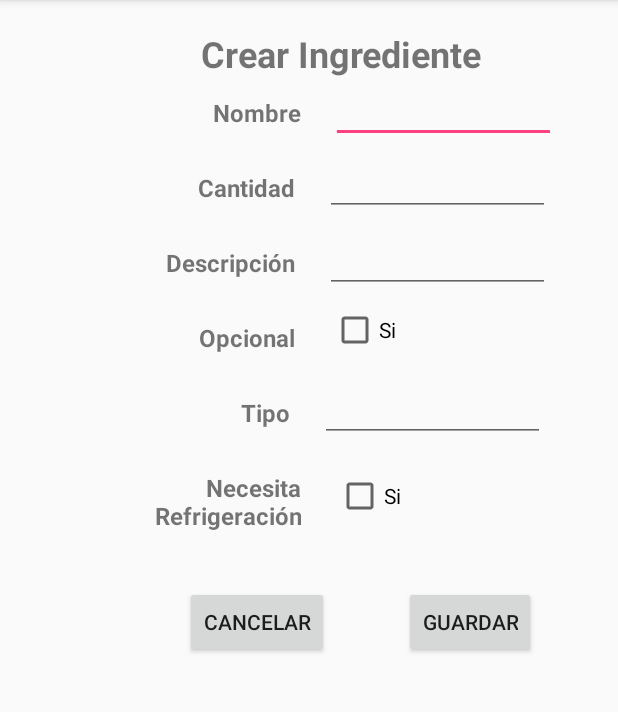
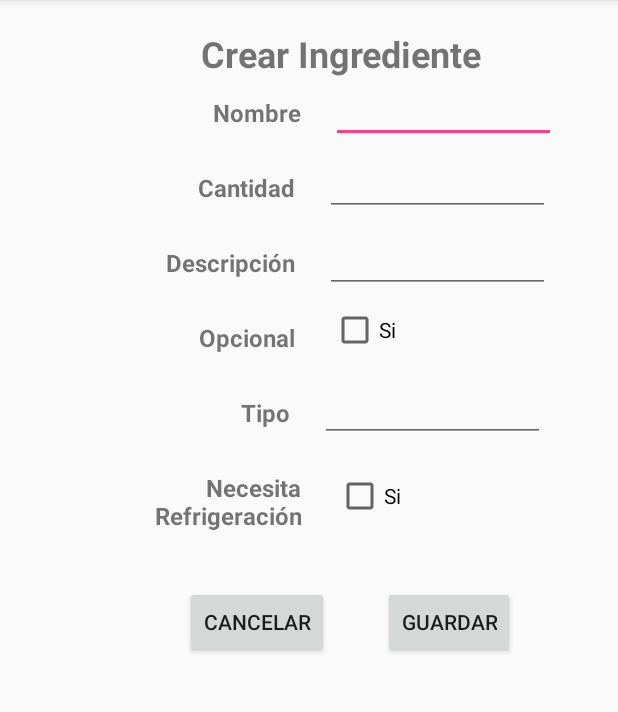
Before and after one commit to darwinguz/AppMov2018A-ExamenBimestral, an Android app: the CrearIngredienteActivity screen opened directly, with no data from a screen before it, on a phone screen of 412 x 824 dp, the part 84-796 px from its top. Run offline under Robolectric (Android 15) with nearby library versions, the phone set to English and light mode, and no system bars.

Commit message:
Aplicacion 100% internacionalizada al ingles

```diff
--- a/app/src/main/java/cynitech/wrad/examenbimestral/CrearIngredienteActivity.kt
+++ b/app/src/main/java/cynitech/wrad/examenbimestral/CrearIngredienteActivity.kt
@@ -1,13 +1,11 @@
 package cynitech.wrad.examenbimestral
 
 import android.content.Intent
+import android.os.Bundle
 import android.support.v7.app.AppCompatActivity
-import android.os.Bundle
-import android.view.View
 import cynitech.wrad.examenbimestral.modelos.ModComida
 import cynitech.wrad.examenbimestral.modelos.ModIngrediente
 import cynitech.wrad.examenbimestral.persistencia.servicios.SerIngrediente
-import kotlinx.android.synthetic.main.activity_crear_comida.*
 import kotlinx.android.synthetic.main.activity_crear_ingrediente.*
 
 class CrearIngredienteActivity : AppCompatActivity() {
--- a/app/src/main/java/cynitech/wrad/examenbimestral/adapters/AdaComida.kt
+++ b/app/src/main/java/cynitech/wrad/examenbimestral/adapters/AdaComida.kt
@@ -50,8 +50,8 @@ class AdaComida(private val comidas: ArrayList<ModComida>) :
             //FIXME ARREGLAR EL LLAMADO DEL OBJETO SELECCIONADO EN EL CONTEXT VIEW Y EL REFRESH
             eliminar.setOnMenuItemClickListener {
                 val builder = AlertDialog.Builder(view.context)
-                builder.setMessage("¿Desea eliminar esta comida?")
-                        .setPositiveButton("Confirmar", { _, _ ->
+                builder.setMessage(R.string.str_desea_eliminar_comida)
+                        .setPositiveButton(R.string.str_confirmar, { _, _ ->
                             val serComida = SerComida(view.context)
                             val comidaEliminar = serComida.selectByName(view.lbl_nombre_lista_comida.text.toString())
                             if (comidaEliminar != null) {
--- a/app/src/main/java/cynitech/wrad/examenbimestral/adapters/AdaIngrediente.kt
+++ b/app/src/main/java/cynitech/wrad/examenbimestral/adapters/AdaIngrediente.kt
@@ -36,9 +36,9 @@ class AdaIngrediente(private val ingredientes: ArrayList<ModIngrediente>) :
         holder.view.lbl_nombre_lista_ingrediente.text = ingredientes[position].nombreIngrediente
         holder.view.lbl_cantidad_lista_ingrediente.text = ingredientes[position].cantidad.toString()
         holder.view.lbl_descripcion_lista_ingrediente.text = ingredientes[position].descripcionPreparacion
-        holder.view.lbl_opcional_lista_ingrediente.text = if (ingredientes[position].opcional) R.string.str_opcional.toString() else "No ${R.string.str_opcional}"
+        holder.view.lbl_opcional_lista_ingrediente.text = if (ingredientes[position].opcional) R.string.str_opcional.toString() else "No ${holder.view.context.getString(R.string.str_opcional)}"
         holder.view.lbl_tipo_lista_ingrediente.text = ingredientes[position].tipoIngrediente
-        holder.view.lbl_necesita_refrigeracion_lista_ingrediente.text = if (ingredientes[position].necesitaRefrigeracion) R.string.str_necesita_refrigeracion.toString() else "No ${R.string.str_necesita_refrigeracion}"
+        holder.view.lbl_necesita_refrigeracion_lista_ingrediente.text = if (ingredientes[position].necesitaRefrigeracion) holder.view.context.getString(R.string.str_necesita_refrigeracion) else "No ${holder.view.context.getString(R.string.str_necesita_refrigeracion)}"
     }
 
     // Return the size of your dataset (invoked by the layout manager)
--- a/app/src/main/java/cynitech/wrad/examenbimestral/persistencia/servicios/SerComida.kt
+++ b/app/src/main/java/cynitech/wrad/examenbimestral/persistencia/servicios/SerComida.kt
@@ -7,6 +7,7 @@ import cynitech.wrad.examenbimestral.modelos.ModComida
 import cynitech.wrad.examenbimestral.persistencia.Database
 import java.util.*
 
+//TODO SINGLETON
 class SerComida(context: Context) {
     private val dbHelper: Database = Database(context)
 
--- a/app/src/main/java/cynitech/wrad/examenbimestral/persistencia/servicios/SerIngrediente.kt
+++ b/app/src/main/java/cynitech/wrad/examenbimestral/persistencia/servicios/SerIngrediente.kt
@@ -7,7 +7,7 @@ import cynitech.wrad.examenbimestral.modelos.ModIngrediente
 import cynitech.wrad.examenbimestral.persistencia.Database
 import java.util.*
 
-
+//TODO SINGLETON
 class SerIngrediente(context: Context) {
     private val dbHelper: Database = Database(context)
 
--- a/app/src/main/res/layout/activity_crear_ingrediente.xml
+++ b/app/src/main/res/layout/activity_crear_ingrediente.xml
@@ -130,11 +130,15 @@
         android:id="@+id/btn_guardar_crear_ingrediente"
         android:layout_width="wrap_content"
         android:layout_height="wrap_content"
-        android:layout_marginLeft="50dp"
-        android:layout_marginStart="50dp"
+        android:layout_marginEnd="8dp"
+        android:layout_marginLeft="36dp"
+        android:layout_marginRight="8dp"
+        android:layout_marginStart="36dp"
         android:layout_marginTop="8dp"
         android:text="@string/str_guardar"
         app:layout_constraintBottom_toBottomOf="@+id/btn_cancelar_crear_ingrediente"
+        app:layout_constraintEnd_toEndOf="parent"
+        app:layout_constraintHorizontal_bias="0.0"
         app:layout_constraintStart_toEndOf="@+id/btn_cancelar_crear_ingrediente"
         app:layout_constraintTop_toTopOf="@+id/btn_cancelar_crear_ingrediente"
         app:layout_constraintVertical_bias="1.0" />
--- a/app/src/main/res/layout/activity_ingredientes.xml
+++ b/app/src/main/res/layout/activity_ingredientes.xml
@@ -102,7 +102,7 @@
         android:layout_height="wrap_content"
         android:layout_marginLeft="16dp"
         android:layout_marginStart="16dp"
-        android:text="Si"
+        android:text="@string/str_si"
         android:textSize="12sp"
         app:layout_constraintBottom_toBottomOf="@+id/lbl_picante_ingrediente"
         app:layout_constraintStart_toEndOf="@+id/lbl_picante_ingrediente"
--- a/app/src/main/res/values/strings.xml
+++ b/app/src/main/res/values/strings.xml
@@ -8,6 +8,7 @@
     <string name="str_nacionalidad">Nacionalidad</string>
     <string name="str_numero_personas">Número de Personas</string>
     <string name="str_picante">Picante</string>
+    <string name="str_confirmar">Confirmar</string>
     <string name="str_cancelar">Cancelar</string>
     <string name="str_ingredientes">Ingredientes</string>
     <string name="str_nuevo">Nuevo</string>
@@ -22,4 +23,5 @@
     <string name="str_necesita_refrigeracion">Necesita Refrigeración</string>
     <string name="str_si">Si</string>
     <string name="str_crear_ingrediente">Crear Ingrediente</string>
+    <string name="str_desea_eliminar_comida">¿Desea eliminar esta comida?</string>
 </resources>
```
Also changed, not shown: 1 other file.
